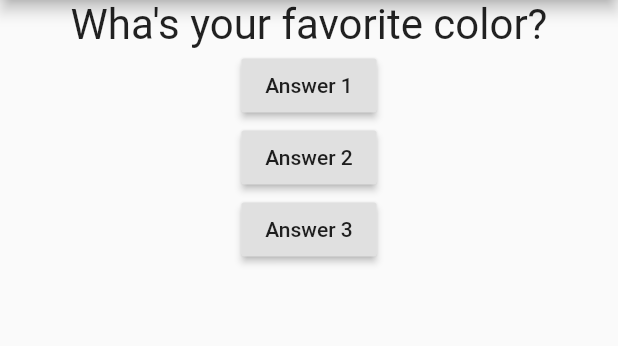
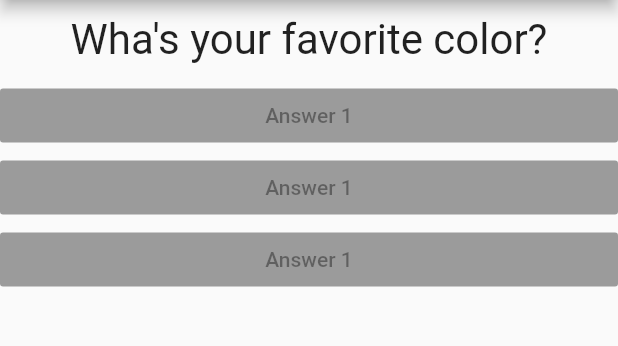
Before and after one commit to ChidiChuks/schmurl_app, a Flutter app: the screen it shows after launch, on a phone screen of 412 x 824 dp, the part 84-430 px from its top. Run offline on Flutter 3.47's test engine with Material 2 defaults, Android fonts, the phone set to English and light mode, and no system bars.

Commit message:
creating a button widget for answers

```diff
--- /dev/null
+++ b/lib/answer.dart
@@ -0,0 +1,15 @@
+import 'package:flutter/material.dart';
+
+class Answer extends StatelessWidget {
+  @override
+  Widget build(BuildContext context) {
+    return Container(
+      width: double.infinity,
+      child: RaisedButton(
+        color: Colors.blue,
+        child: Text('Answer 1'),
+        onPressed: null,
+      ),
+    );
+  }
+}
--- a/lib/main.dart
+++ b/lib/main.dart
@@ -2,6 +2,7 @@ import 'package:flutter/material.dart';
 
 // personal imports
 import 'package:schmurl_app/question.dart';
+import 'package:schmurl_app/answer.dart';
 
 // void main() {
 //   runApp(MyApp());
@@ -45,21 +46,9 @@ class _MyAppState extends State<MyApp> {
             Question(
               questions[_questionIndex],
             ),
-            RaisedButton(
-              child: Text('Answer 1'),
-              onPressed: _answerQuestion,
-            ),
-            RaisedButton(
-              child: Text('Answer 2'),
-              onPressed: () => print('Answer 2 chosen!'),
-            ),
-            RaisedButton(
-              child: Text('Answer 3'),
-              onPressed: () {
-                // ...
-                print('Answer 3 chosen!');
-              },
-            ),
+            Answer(),
+            Answer(),
+            Answer(),
           ],
         ),
       ),
--- a/lib/question.dart
+++ b/lib/question.dart
@@ -9,6 +9,7 @@ class Question extends StatelessWidget {
   Widget build(BuildContext context) {
     return Container(
       width: double.infinity,
+      margin: EdgeInsets.all(10.0 ),
       child: new Text(
         questionText,
         style: TextStyle(
```
